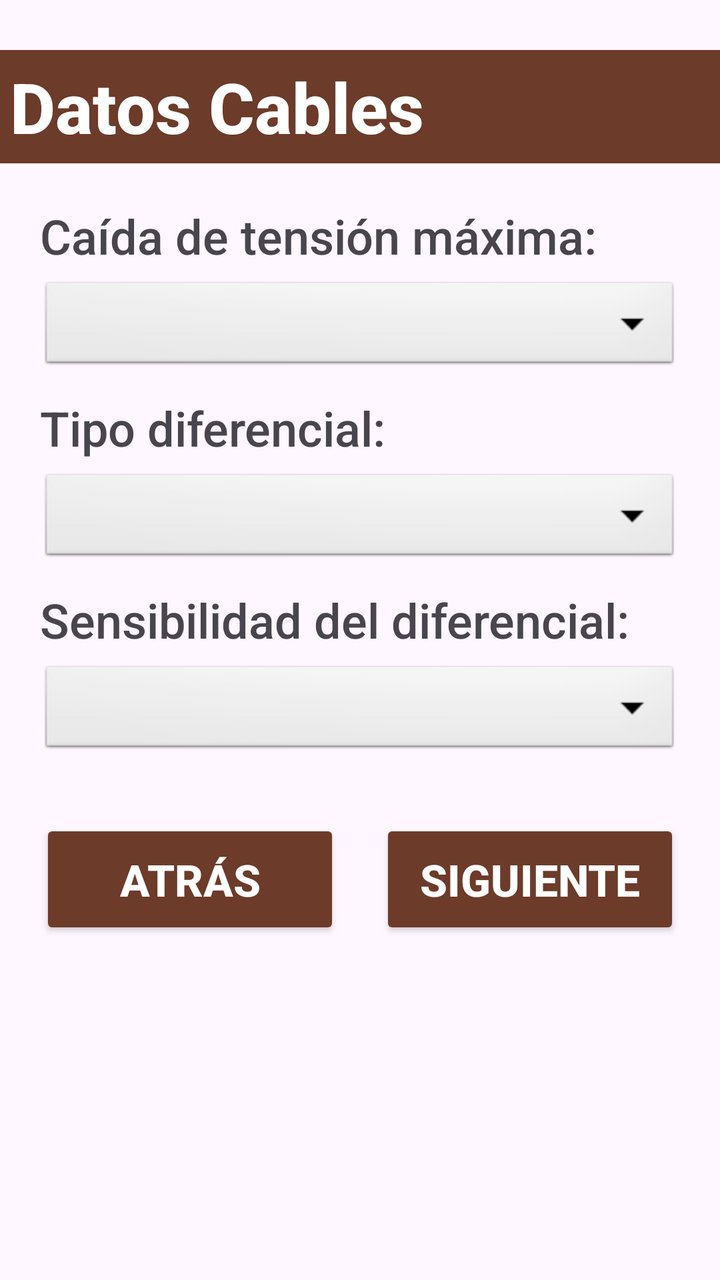
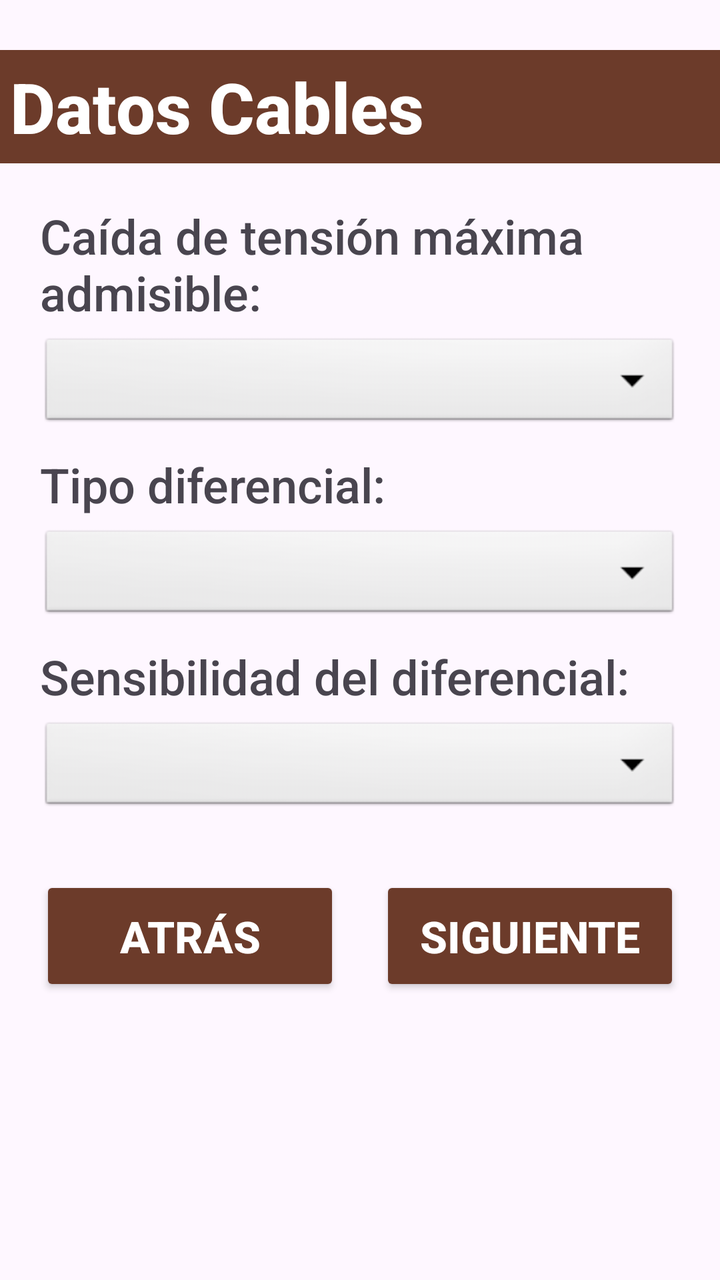

Screens rendered from an Android XML layout before and after an edit, with the pre-edit source and the edit as a unified diff.
<!-- AndroidManifest.xml: application theme Theme.CalculadoraDeCables -->
<!-- res/layout/pantalla_datos_cable3.xml -->
<?xml version="1.0" encoding="utf-8"?>
<androidx.constraintlayout.widget.ConstraintLayout xmlns:android="http://schemas.android.com/apk/res/android"
    xmlns:app="http://schemas.android.com/apk/res-auto"
    xmlns:tools="http://schemas.android.com/tools"
    android:layout_width="match_parent"
    android:layout_height="match_parent">

    <ScrollView
        android:layout_width="match_parent"
        android:layout_height="match_parent">

        <LinearLayout
            android:layout_width="match_parent"
            android:layout_height="wrap_content"
            android:orientation="vertical" >

            
            <TextView
                android:id="@+id/textViewDatosCable"
                android:layout_width="match_parent"
                android:layout_height="wrap_content"
                android:layout_marginTop="25dp"
                android:layout_marginBottom="20dp"
                android:background="@color/fondoTitulo"
                android:fontFamily="sans-serif-medium"
                android:text="Datos Cables"
                android:textAlignment="center"
                android:textColor="@color/white"
                android:textSize="35sp"
                android:textStyle="bold"
                android:padding="5dp" />

            <TextView
                android:id="@+id/textViewCaidaTensionMax"
                android:layout_width="match_parent"
                android:layout_height="wrap_content"
                android:layout_marginBottom="5dp"
                android:layout_marginHorizontal="20dp"
                android:ems="10"
                android:fontFamily="sans-serif-medium"
                android:text="Caída de tensión máxima:"
                android:textSize="24sp" />

            <Spinner
                android:id="@+id/spinner2"
                android:layout_width="match_parent"
                android:layout_height="wrap_content"
                android:layout_marginBottom="10dp"
                android:layout_marginHorizontal="20dp"
                android:fontFamily="sans-serif-medium"
                android:background="@android:drawable/btn_dropdown" />


            <TextView
                android:id="@+id/textViewTipoDiferencial"
                android:layout_width="match_parent"
                android:layout_height="wrap_content"
                android:layout_marginBottom="5dp"
                android:layout_marginHorizontal="20dp"
                android:fontFamily="sans-serif-medium"
                android:text="Tipo diferencial:"
                android:textSize="24sp" />

            <Spinner
                android:id="@+id/spinner3"
                android:layout_width="match_parent"
                android:layout_height="wrap_content"
                android:layout_marginBottom= "10dp"
                android:layout_marginHorizontal="20dp"
                android:fontFamily="sans-serif-medium"
                android:background="@android:drawable/btn_dropdown" />

            <TextView
                android:id="@+id/textViewSensibilidadDiferencial"
                android:layout_width="match_parent"
                android:layout_height="wrap_content"
                android:layout_marginBottom="5dp"
                android:layout_marginHorizontal="20dp"
                android:fontFamily="sans-serif-medium"
                android:text="Sensibilidad del diferencial:"
                android:textSize="24sp" />

            <Spinner
                android:id="@+id/spinner4"
                android:layout_width="match_parent"
                android:layout_height="wrap_content"
                android:layout_marginBottom="10dp"
                android:layout_marginHorizontal="20dp"
                android:fontFamily="sans-serif-medium"
                android:background="@android:drawable/btn_dropdown" />

            
            <LinearLayout
                android:layout_width="match_parent"
                android:layout_height="wrap_content"
                android:layout_marginTop="20dp"
                android:layout_marginHorizontal="20dp"
                android:orientation="horizontal">

                <Button
                    android:id="@+id/botonAtras"
                    android:layout_width="0dp"
                    android:layout_height="60dp"
                    android:layout_weight="1"
                    android:backgroundTint="@color/fondoBotones"
                    android:fontFamily="sans-serif-medium"
                    android:text="Atrás"
                    android:textColor="@color/white"
                    android:textSize="22sp"
                    android:textStyle="bold" />

                <Button
                    android:id="@+id/botonSiguiente"
                    android:layout_width="0dp"
                    android:layout_height="60dp"
                    android:layout_marginStart="20dp"
                    android:layout_weight="1"
                    android:backgroundTint="@color/fondoBotones"
                    android:fontFamily="sans-serif-medium"
                    android:text="Siguiente"
                    android:textColor="@color/white"
                    android:textSize="22sp"
                    android:textStyle="bold" />

            </LinearLayout>
        </LinearLayout>
    </ScrollView>
</androidx.constraintlayout.widget.ConstraintLayout>
<!-- resources referenced by this layout -->
<resources>
  <color name="fondoBotones">#6C3B2A</color>
  <color name="fondoTitulo">#6C3B2A</color>
  <color name="white">#FFFFFFFF</color>
  <style name="Theme.CalculadoraDeCables" parent="Base.Theme.CalculadoraDeCables" />
  <style name="Base.Theme.CalculadoraDeCables" parent="Theme.Material3.Light.NoActionBar">
          
          
      </style>
</resources>

<!-- the commit's change to res/layout/pantalla_datos_cable3.xml (unified diff, before → after) -->
@@ -38,7 +38,7 @@
                 android:layout_marginHorizontal="20dp"
                 android:ems="10"
                 android:fontFamily="sans-serif-medium"
-                android:text="Caída de tensión máxima:"
+                android:text="Caída de tensión máxima admisible: "
                 android:textSize="24sp" />
 
             <Spinner
